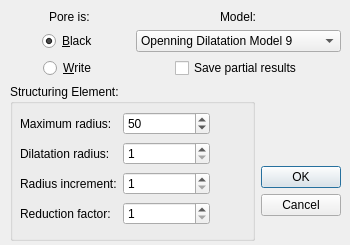
Qt form src/dialogPoresThroats.ui (ldsc/lvp) before a commit.
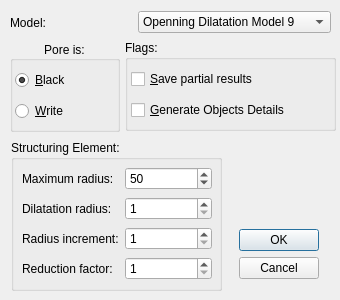
The same form after that commit. Icons and pictures are not drawn.

Commit message: Melhorias na segmetação de poros e gargantas.

Diff of the .ui file:
```diff
--- a/src/dialogPoresThroats.ui
+++ b/src/dialogPoresThroats.ui
@@ -6,20 +6,20 @@
    <rect>
     <x>0</x>
     <y>0</y>
-    <width>350</width>
-    <height>245</height>
+    <width>340</width>
+    <height>300</height>
    </rect>
   </property>
   <property name="minimumSize">
    <size>
-    <width>350</width>
-    <height>245</height>
+    <width>340</width>
+    <height>300</height>
    </size>
   </property>
   <property name="maximumSize">
    <size>
-    <width>350</width>
-    <height>245</height>
+    <width>340</width>
+    <height>300</height>
    </size>
   </property>
   <property name="windowTitle">
@@ -32,39 +32,107 @@
   <property name="autoFillBackground">
    <bool>false</bool>
   </property>
+  <widget class="QGroupBox" name="groupBox_3">
+   <property name="geometry">
+    <rect>
+     <x>10</x>
+     <y>41</y>
+     <width>110</width>
+     <height>91</height>
+    </rect>
+   </property>
+   <property name="title">
+    <string>Pore is:</string>
+   </property>
+   <property name="alignment">
+    <set>Qt::AlignCenter</set>
+   </property>
+   <widget class="QWidget" name="layoutWidget">
+    <property name="geometry">
+     <rect>
+      <x>5</x>
+      <y>24</y>
+      <width>101</width>
+      <height>61</height>
+     </rect>
+    </property>
+    <layout class="QVBoxLayout" name="verticalLayout">
+     <item>
+      <widget class="QRadioButton" name="radioButtonBlack">
+       <property name="text">
+        <string>&amp;Black</string>
+       </property>
+       <property name="checked">
+        <bool>true</bool>
+       </property>
+      </widget>
+     </item>
+     <item>
+      <widget class="QRadioButton" name="radioButtonWrite">
+       <property name="text">
+        <string>&amp;Write</string>
+       </property>
+      </widget>
+     </item>
+    </layout>
+   </widget>
+  </widget>
+  <widget class="QGroupBox" name="groupBox_4">
+   <property name="geometry">
+    <rect>
+     <x>125</x>
+     <y>40</y>
+     <width>211</width>
+     <height>91</height>
+    </rect>
+   </property>
+   <property name="title">
+    <string>Flags:</string>
+   </property>
   <widget class="QWidget" name="layoutWidget1">
    <property name="geometry">
     <rect>
-     <x>10</x>
-     <y>10</y>
-     <width>331</width>
-     <height>231</height>
-    </rect>
-   </property>
-   <layout class="QGridLayout" name="gridLayout_2">
-    <item row="3" column="2">
-     <spacer name="verticalSpacer">
-      <property name="orientation">
-       <enum>Qt::Vertical</enum>
-      </property>
-      <property name="sizeHint" stdset="0">
-       <size>
-        <width>20</width>
-        <height>40</height>
-       </size>
-      </property>
-     </spacer>
-    </item>
-    <item row="3" column="0" rowspan="2" colspan="2">
+      <x>6</x>
+      <y>24</y>
+      <width>201</width>
+      <height>61</height>
+     </rect>
+    </property>
+    <layout class="QVBoxLayout" name="verticalLayout_2">
+     <item>
+      <widget class="QCheckBox" name="checkBoxSPR">
+       <property name="text">
+        <string>&amp;Save partial results</string>
+       </property>
+      </widget>
+     </item>
+     <item>
+      <widget class="QCheckBox" name="checkBoxGOD">
+       <property name="text">
+        <string>&amp;Generate Objects Details</string>
+       </property>
+      </widget>
+     </item>
+    </layout>
+   </widget>
+  </widget>
      <widget class="QGroupBox" name="groupBox">
+   <property name="geometry">
+    <rect>
+     <x>11</x>
+     <y>140</y>
+     <width>211</width>
+     <height>151</height>
+    </rect>
+   </property>
       <property name="title">
        <string>Structuring Element:</string>
       </property>
-      <widget class="QWidget" name="layoutWidget">
+   <widget class="QWidget" name="layoutWidget2">
        <property name="geometry">
         <rect>
-         <x>10</x>
-         <y>27</y>
+      <x>11</x>
+      <y>26</y>
          <width>190</width>
          <height>116</height>
         </rect>
@@ -141,9 +209,37 @@
        </layout>
       </widget>
      </widget>
+  <widget class="QWidget" name="layoutWidget3">
+   <property name="geometry">
+    <rect>
+     <x>239</x>
+     <y>141</y>
+     <width>82</width>
+     <height>148</height>
+    </rect>
+   </property>
+   <layout class="QVBoxLayout" name="verticalLayout_3">
+    <item>
+     <spacer name="verticalSpacer">
+      <property name="orientation">
+       <enum>Qt::Vertical</enum>
+      </property>
+      <property name="sizeHint" stdset="0">
+       <size>
+        <width>20</width>
+        <height>88</height>
+       </size>
+      </property>
+     </spacer>
     </item>
-    <item row="4" column="2">
+    <item>
      <widget class="QDialogButtonBox" name="buttonBox">
+      <property name="minimumSize">
+       <size>
+        <width>80</width>
+        <height>52</height>
+       </size>
+      </property>
       <property name="inputMethodHints">
        <set>Qt::ImhNone</set>
       </property>
@@ -155,14 +251,26 @@
       </property>
      </widget>
     </item>
-    <item row="0" column="0" alignment="Qt::AlignHCenter">
-     <widget class="QLabel" name="label">
+   </layout>
+  </widget>
+  <widget class="QWidget" name="layoutWidget4">
+   <property name="geometry">
+    <rect>
+     <x>10</x>
+     <y>10</y>
+     <width>321</width>
+     <height>25</height>
+    </rect>
+   </property>
+   <layout class="QHBoxLayout" name="horizontalLayout">
+    <item alignment="Qt::AlignLeft">
+     <widget class="QLabel" name="label_2">
       <property name="text">
-       <string>Pore is:</string>
+       <string>Model:</string>
       </property>
      </widget>
     </item>
-    <item row="1" column="1" colspan="2">
+    <item>
      <widget class="QComboBox" name="comboBoxModel">
       <item>
        <property name="text">
@@ -186,37 +294,6 @@
       </item>
      </widget>
     </item>
-    <item row="2" column="1" colspan="2" alignment="Qt::AlignHCenter">
-     <widget class="QCheckBox" name="checkBox">
-      <property name="text">
-       <string>Save partial results</string>
-      </property>
-     </widget>
-    </item>
-    <item row="2" column="0" alignment="Qt::AlignHCenter">
-     <widget class="QRadioButton" name="radioButtonWrite">
-      <property name="text">
-       <string>&amp;Write</string>
-      </property>
-     </widget>
-    </item>
-    <item row="1" column="0" alignment="Qt::AlignHCenter">
-     <widget class="QRadioButton" name="radioButtonBlack">
-      <property name="text">
-       <string>&amp;Black</string>
-      </property>
-      <property name="checked">
-       <bool>true</bool>
-      </property>
-     </widget>
-    </item>
-    <item row="0" column="1" colspan="2" alignment="Qt::AlignHCenter">
-     <widget class="QLabel" name="label_2">
-      <property name="text">
-       <string>Model:</string>
-      </property>
-     </widget>
-    </item>
    </layout>
   </widget>
  </widget>
```
Left out of the diff: 20 changed lines with no effect on the pictures. Lines whose indentation alone changed are shown as unchanged. The commit also changes 1 other file.
